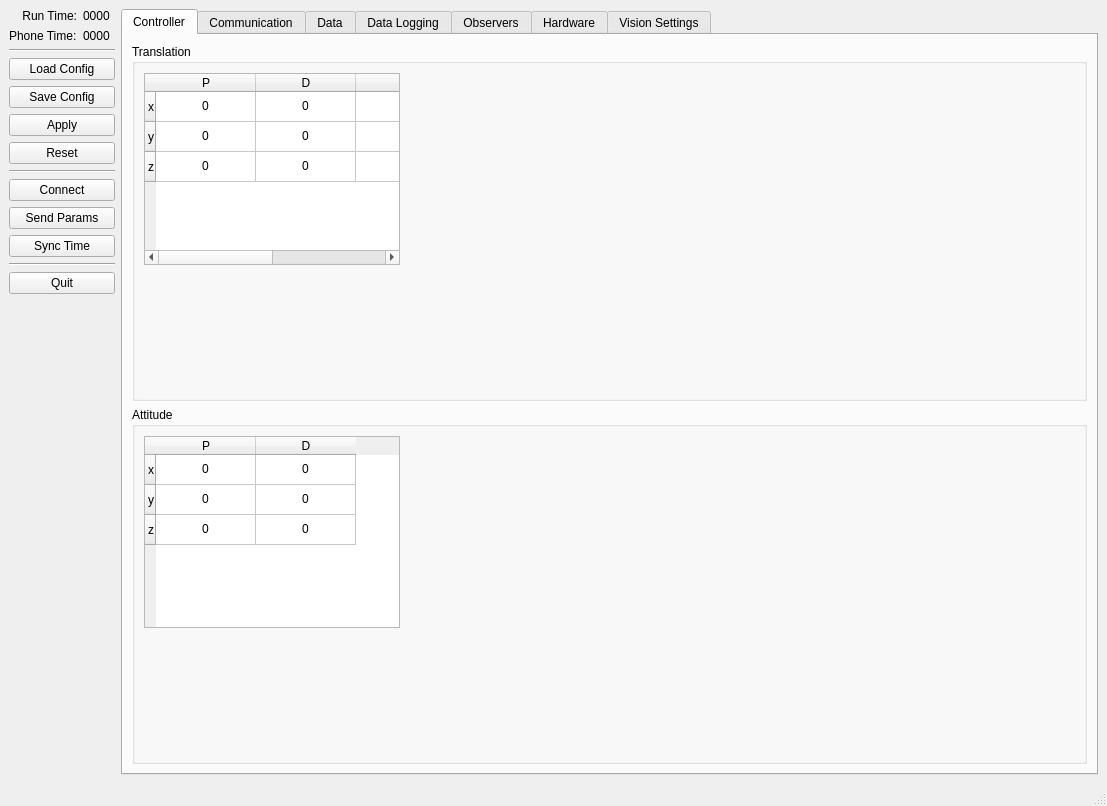
Old version of the form Leash/src/Leash.ui in the repository ryan0270/quadrover.
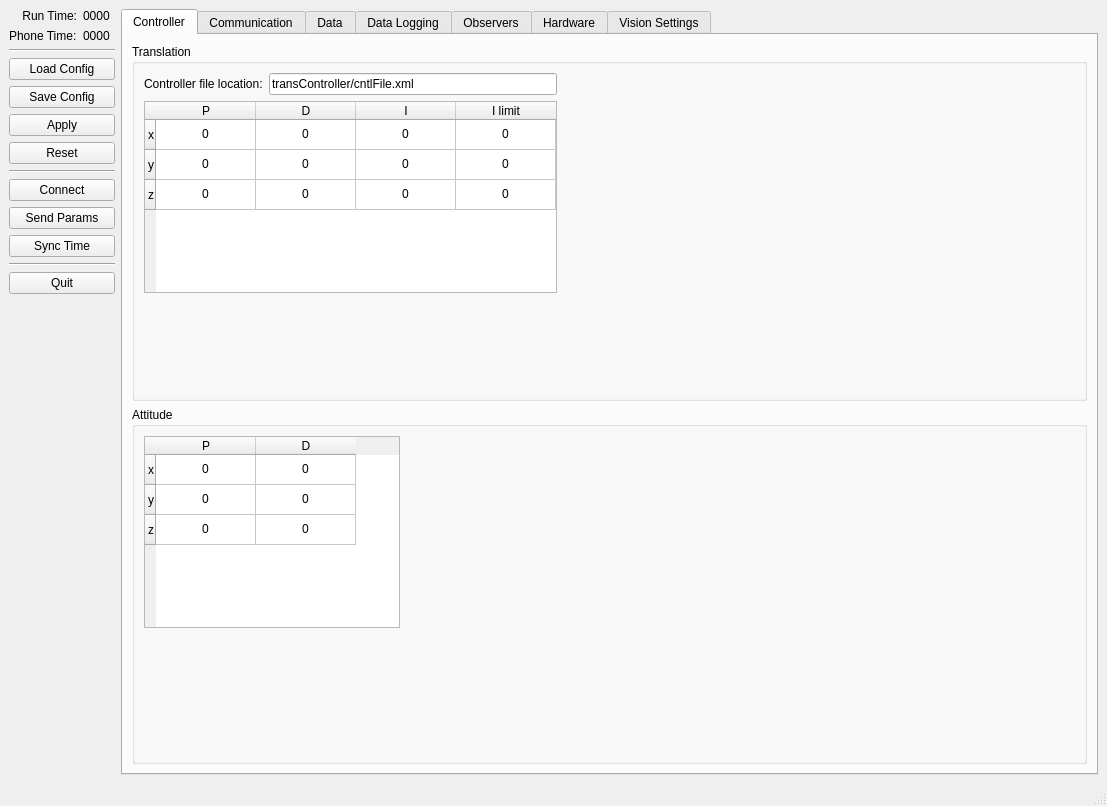
New version of the form. The open tabs and pages were chosen to show the change.

Commit message: Sending the translation controller system from PC to phone. This is set right now as the only controller.

```diff
--- a/Leash/src/Leash.ui
+++ b/Leash/src/Leash.ui
@@ -203,6 +203,20 @@
           </property>
           <layout class="QGridLayout" name="gridLayout_4">
            <item row="0" column="0">
+            <widget class="QLabel" name="label_27">
+             <property name="text">
+              <string>Controller file location:</string>
+             </property>
+            </widget>
+           </item>
+           <item row="0" column="1">
+            <widget class="QLineEdit" name="txtTransControllerFileLocation">
+             <property name="text">
+              <string>transController/cntlFile.xml</string>
+             </property>
+            </widget>
+           </item>
+           <item row="1" column="0" colspan="2">
             <widget class="QTableWidget" name="tblTransCntl">
              <property name="sizePolicy">
               <sizepolicy hsizetype="Preferred" vsizetype="Preferred">
@@ -370,7 +384,7 @@
              </item>
             </widget>
            </item>
-           <item row="0" column="1">
+           <item row="1" column="2">
             <spacer name="horizontalSpacer_3">
              <property name="orientation">
               <enum>Qt::Horizontal</enum>
@@ -383,7 +397,7 @@
              </property>
             </spacer>
            </item>
-           <item row="1" column="0">
+           <item row="2" column="0">
             <spacer name="verticalSpacer_5">
              <property name="orientation">
               <enum>Qt::Vertical</enum>
```
Left out of the diff: 28 changed lines with no effect on the pictures. The commit also changes 26 other files.
